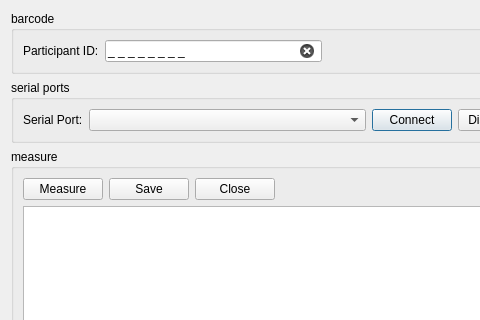
This is src/prototype/Audiometer/MainWindow.ui in inglis-dl/cypress as Qt 5 draws it before an edit; both pictures show x 0 to 480 and y 0 to 320 of the 561 by 541 pixel window. The edited form follows.
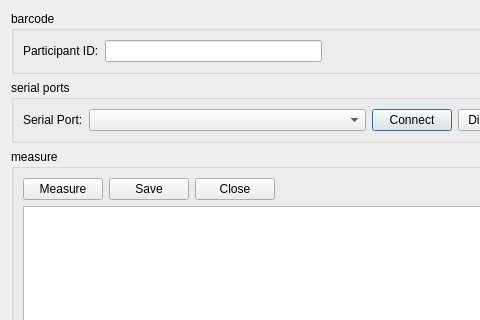
This is the edited form.

Diff of the .ui file:
```diff
--- a/src/prototype/Audiometer/MainWindow.ui
+++ b/src/prototype/Audiometer/MainWindow.ui
@@ -39,10 +39,10 @@
       <item>
        <widget class="QLineEdit" name="barcodeLineEdit">
         <property name="inputMask">
-         <string>0 0 0 0 0 0 0 0;_</string>
+         <string/>
         </property>
         <property name="text">
-         <string>       </string>
+         <string/>
         </property>
         <property name="maxLength">
          <number>15</number>
```
Left out of the diff: 4 changed lines with no effect on the pictures.
